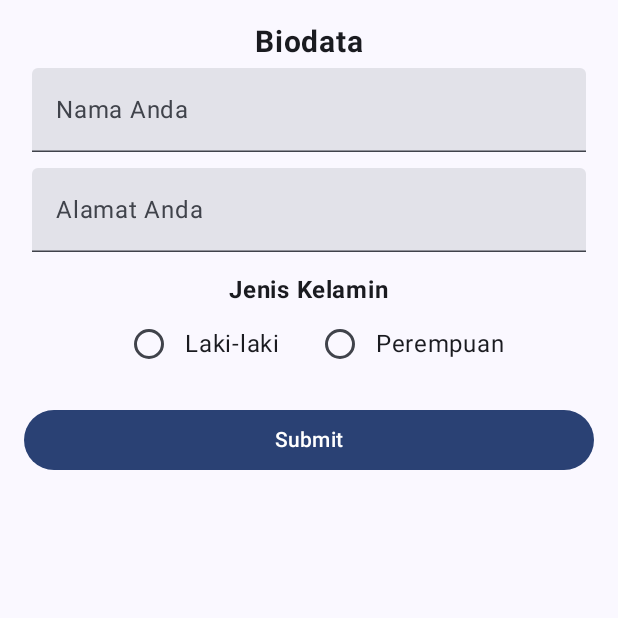
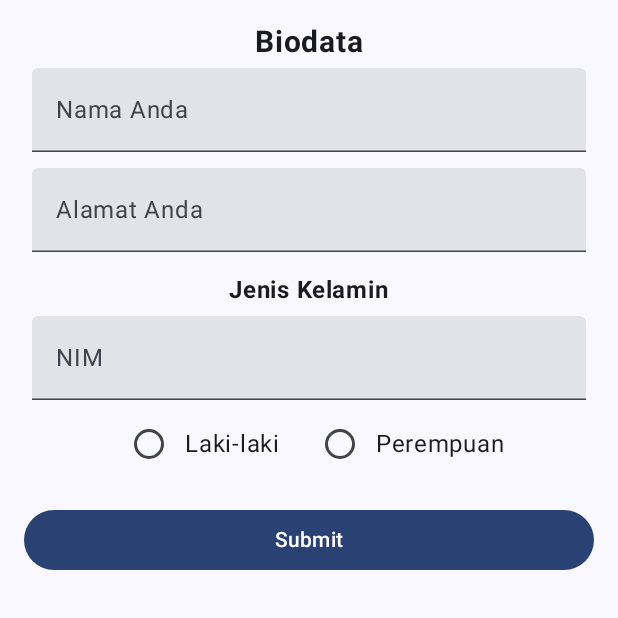
Before and after one commit to nicodwirahman/QuestNavigasiMVVM_156, an Android app built with Jetpack Compose: the screen it shows after launch (MainActivity), on a phone screen of 412 x 824 dp, the top half of it. Run offline under Robolectric (Android 15) with nearby library versions, the phone set to English and light mode, and no system bars.

Commit message:
mengatur posisi nim

```diff
--- a/app/src/main/java/com/example/mvvm/ui/view/ForumulirView.kt
+++ b/app/src/main/java/com/example/mvvm/ui/view/ForumulirView.kt
@@ -79,6 +79,17 @@ fun FormulirView(
             fontWeight = FontWeight.Bold
         )
 
+        TextField(
+            value = nim,
+            onValueChange = { nim = it },
+            modifier = Modifier
+                .fillMaxWidth()
+                .padding(5.dp),
+            label = { Text("NIM") },
+            placeholder = { Text("Masukkan NIM Anda") },
+            keyboardOptions = KeyboardOptions(keyboardType = KeyboardType.Number)  // Set keyboard type to number
+        )
+
         // Gender Selection Radio Buttons
         Row(
             modifier = Modifier.fillMaxWidth(),
```
